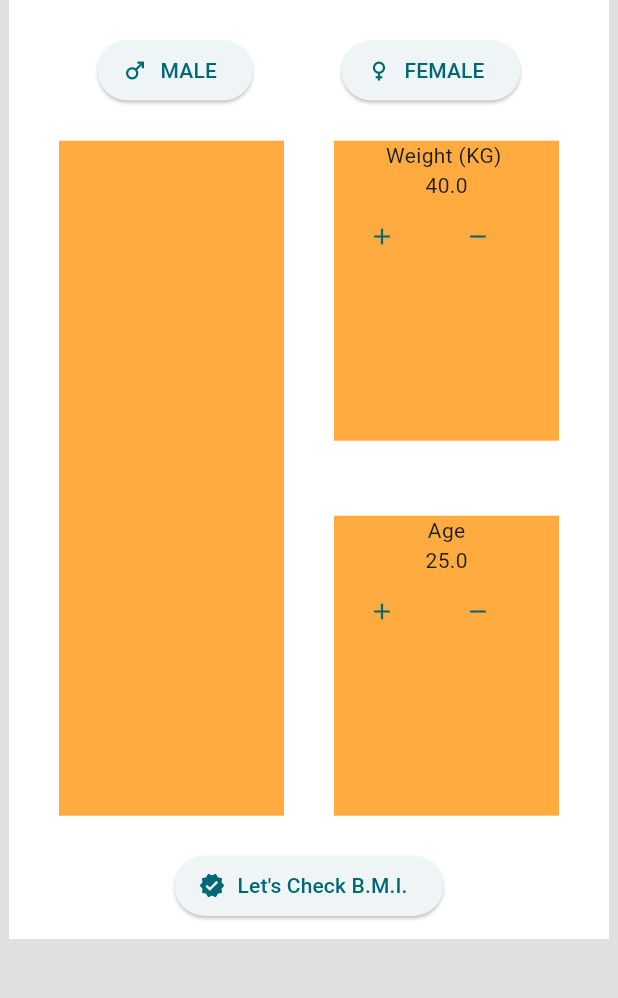
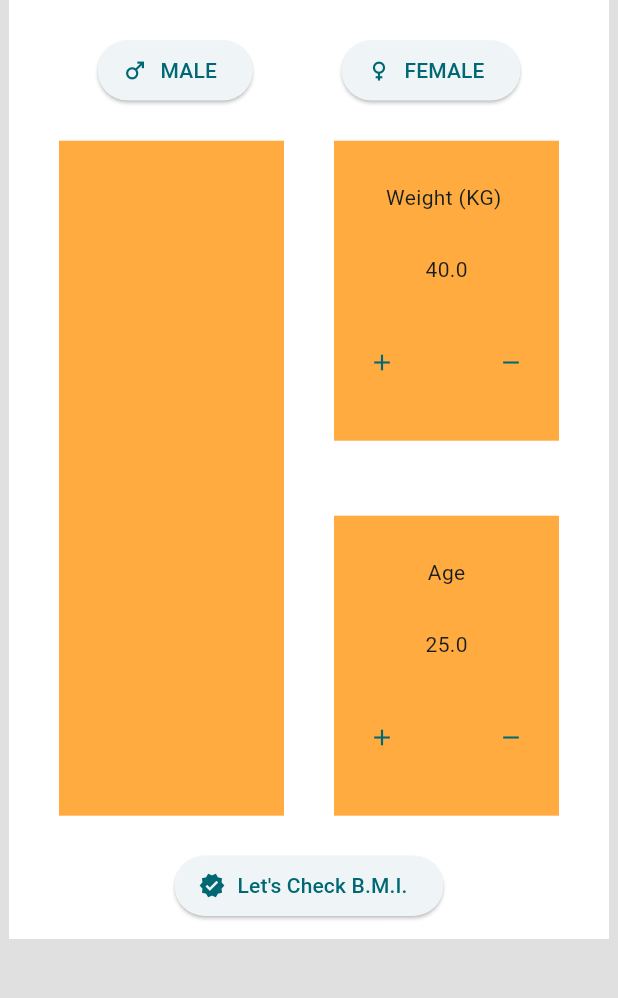
Before and after one commit to mrloknath/BMI-Calculator, a Flutter app: the screen it shows after launch, on a phone screen of 412 x 824 dp, the part 204-1202 px from its top. Run offline on Flutter 3.47's test engine with Material 3 defaults, Android fonts, the light colour scheme and no system bars.

Commit message:
19.08.24 9:43

```diff
--- a/lib/home.dart
+++ b/lib/home.dart
@@ -150,10 +150,12 @@ class _AgeWeight  extends State<AgeWeight>{
   @override
   Widget build(BuildContext context) {
     return Column(
+      mainAxisAlignment: MainAxisAlignment.spaceEvenly,
       children: <Widget>[
         Text(widget.string),
         Text("${widget.amount}"),
         Row(
+          mainAxisAlignment: MainAxisAlignment.spaceBetween,
           children: [
             TextButton(
                 onPressed: (){ increment();},
```
